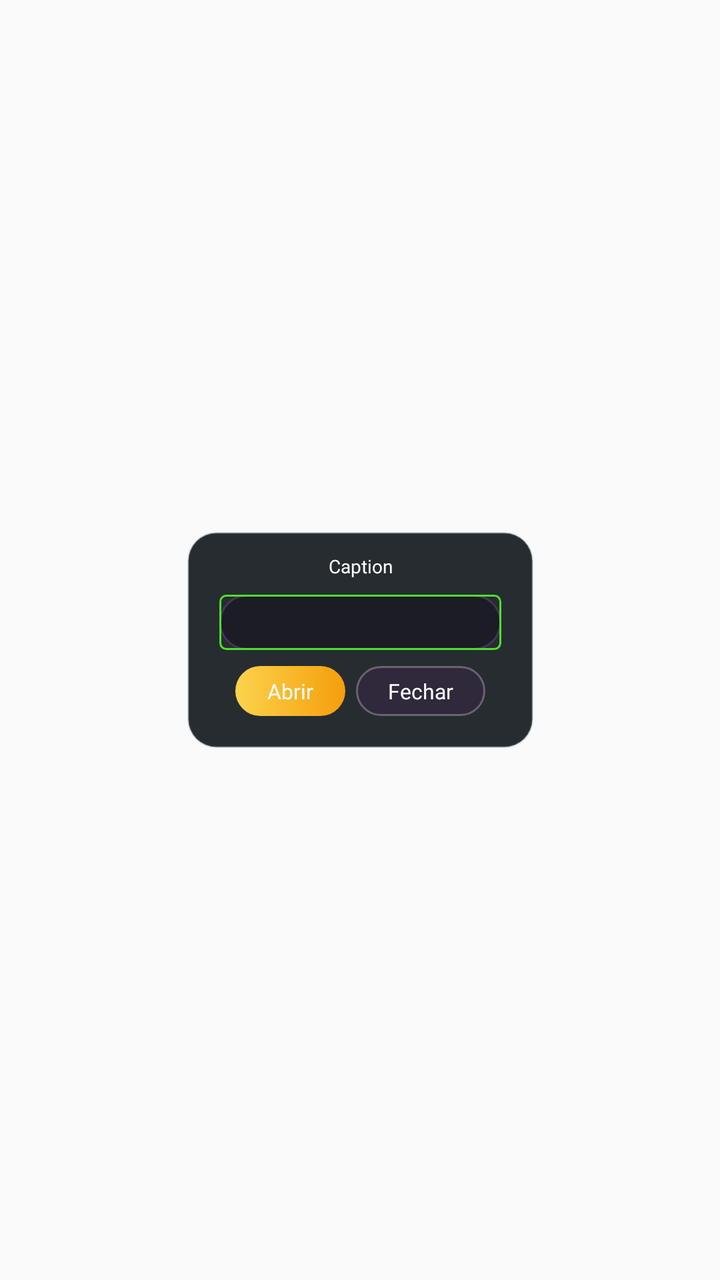
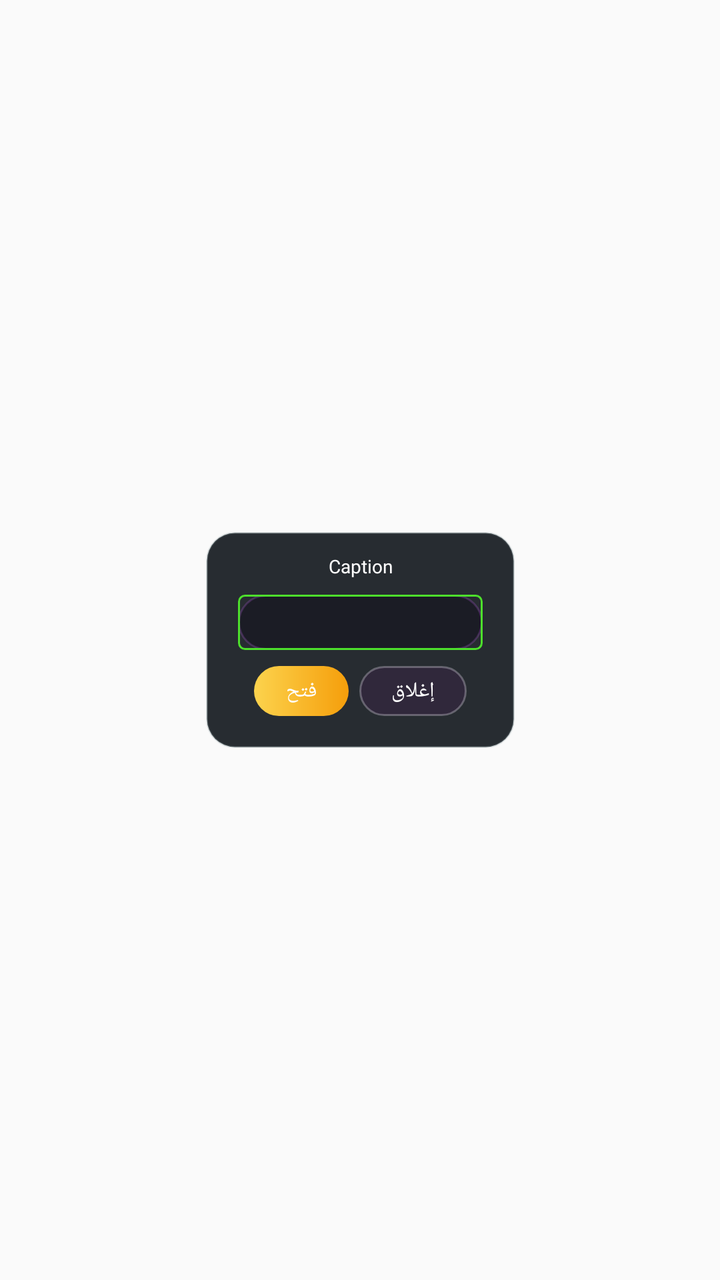

Two renders of the same Android screen: before a commit and after it. Below are the layout's source before the change and the commit's diff.
<!-- AndroidManifest.xml: application theme Theme.AppCompat.Light.NoActionBar.FullScreen -->
<!-- res/layout/dialog.xml -->
<?xml version="1.0" encoding="utf-8"?>
<androidx.constraintlayout.widget.ConstraintLayout xmlns:android="http://schemas.android.com/apk/res/android"
	xmlns:app="http://schemas.android.com/apk/res-auto"
	android:layout_width="match_parent"
	android:layout_height="match_parent"
	android:visibility="visible">

	<androidx.constraintlayout.widget.ConstraintLayout
		android:id="@+id/dialog"
		android:layout_width="wrap_content"
		android:layout_height="wrap_content"
		android:layout_gravity="center"
		android:background="@drawable/ic_dialog_bg"
		android:visibility="visible"
		app:layout_constraintBottom_toBottomOf="parent"
		app:layout_constraintEnd_toEndOf="parent"
		app:layout_constraintStart_toStartOf="parent"
		app:layout_constraintTop_toTopOf="parent">

		<androidx.constraintlayout.widget.ConstraintLayout
			android:id="@+id/dialog_body"
			android:layout_width="wrap_content"
			android:layout_height="wrap_content"
			android:layout_marginStart="48.0px"
			android:layout_marginTop="32.0px"
			android:layout_marginEnd="48.0px"
			android:layout_marginBottom="48.0px"
			android:visibility="visible"
			app:layout_constraintBottom_toBottomOf="parent"
			app:layout_constraintEnd_toEndOf="parent"
			app:layout_constraintHeight_max="800.0px"
			app:layout_constraintStart_toStartOf="parent"
			app:layout_constraintTop_toTopOf="parent">

			<TextView
				android:id="@+id/dialog_caption"
				android:layout_width="wrap_content"
				android:layout_height="wrap_content"
				android:fontFamily="@font/montserrat_black"
				android:lines="1"
				android:maxLines="1"
				android:singleLine="true"
				android:text="Caption"
				android:textColor="#ffffffff"
				android:textSize="28.0px"
				app:layout_constraintEnd_toEndOf="parent"
				app:layout_constraintStart_toStartOf="parent"
				app:layout_constraintTop_toTopOf="parent" />

			<ScrollView
				android:id="@+id/dialog_text_layout"
				android:layout_width="wrap_content"
				android:layout_height="wrap_content"
				android:layout_marginTop="24.0px"
				android:layout_marginBottom="24.0px"
				android:scrollbars="none"
				android:visibility="gone"
				app:layout_constraintBottom_toTopOf="@+id/dialog_buttons"
				app:layout_constraintHeight_max="632.0px"
				app:layout_constraintStart_toStartOf="parent"
				app:layout_constraintTop_toBottomOf="@+id/dialog_caption"
				app:layout_constraintVertical_bias="0.0">

				<LinearLayout
					android:layout_width="fill_parent"
					android:layout_height="wrap_content"
					android:orientation="vertical">

					<TextView
						android:id="@+id/dialog_text"
						android:layout_width="wrap_content"
						android:layout_height="wrap_content"
						android:fontFamily="@font/muller_medium"
						android:text="Text\nText\nText\nText\nText\nText\nText\nText\nText\nText\nText\nText\nText\nText\nText\nText\nText\nText\nText\nText\nText\nText\nText\nText\nText\nText\nText\nText\nText\nText\nText\nText\nText\nText\nText"
						android:textColor="#ffffffff"
						android:textSize="28.0px"
						app:layout_constraintStart_toStartOf="parent"
						app:layout_constraintTop_toTopOf="parent" />

				</LinearLayout>

			</ScrollView>

			<androidx.constraintlayout.widget.ConstraintLayout
				android:id="@+id/dialog_input_layout"
				android:layout_width="0.0dip"
				android:layout_height="wrap_content"
				android:layout_marginTop="24.0px"
				android:layout_marginBottom="24.0px"
				android:background="@drawable/ic_dialog_input_bg"
				android:visibility="visible"
				app:layout_constraintBottom_toTopOf="@+id/dialog_buttons"
				app:layout_constraintEnd_toEndOf="parent"
				app:layout_constraintHorizontal_bias="0.0"
				app:layout_constraintStart_toStartOf="parent"
				app:layout_constraintTop_toBottomOf="@+id/dialog_text_layout">

				<EditText
					android:id="@+id/dialog_input"
					android:layout_width="0.0dip"
					android:layout_height="wrap_content"
					android:background="@drawable/caixa_personalizadatrans"
					android:fontFamily="@font/montserrat_bold"
					android:imeOptions="flagNoExtractUi"
					android:inputType="textShortMessage"
					android:lines="1"
					android:maxLines="1"
					android:paddingStart="24.0px"
					android:paddingTop="20.0px"
					android:paddingEnd="24.0px"
					android:paddingBottom="20.0px"
					android:singleLine="true"
					android:textColor="#ffffffff"
					android:textColorHint="#7affffff"
					android:textSize="32.0px"
					app:layout_constraintBottom_toBottomOf="parent"
					app:layout_constraintEnd_toEndOf="parent"
					app:layout_constraintStart_toStartOf="parent"
					app:layout_constraintTop_toTopOf="parent" />

			</androidx.constraintlayout.widget.ConstraintLayout>

			<androidx.constraintlayout.widget.ConstraintLayout
				android:id="@+id/dialog_list_layout"
				android:layout_width="wrap_content"
				android:layout_height="wrap_content"
				android:layout_marginTop="24.0px"
				android:layout_marginBottom="24.0px"
				android:visibility="gone"
				app:layout_constraintBottom_toTopOf="@+id/dialog_buttons"
				app:layout_constraintEnd_toEndOf="parent"
				app:layout_constraintHeight_max="632.0px"
				app:layout_constraintHeight_min="632.0px"
				app:layout_constraintStart_toStartOf="parent"
				app:layout_constraintTop_toBottomOf="@+id/dialog_caption">

				<androidx.constraintlayout.widget.ConstraintLayout
					android:id="@+id/dialog_tablist_row"
					android:layout_width="wrap_content"
					android:layout_height="wrap_content"
					android:paddingStart="32.0px"
					android:paddingEnd="64.0px"
					android:paddingBottom="12.0px"
					android:visibility="visible"
					app:layout_constraintStart_toStartOf="parent"
					app:layout_constraintTop_toTopOf="parent">

					<TextView
						android:id="@+id/dialog_field1"
						android:layout_width="wrap_content"
						android:layout_height="wrap_content"
						android:fontFamily="@font/roboto_medium"
						android:lines="1"
						android:maxLines="1"
						android:paddingEnd="20.0px"
						android:singleLine="true"
						android:text="Field1"
						android:textColor="@color/white"
						android:textSize="32.0px"
						app:layout_constraintStart_toStartOf="parent"
						app:layout_constraintTop_toTopOf="parent" />

					<TextView
						android:id="@+id/dialog_field2"
						android:layout_width="wrap_content"
						android:layout_height="wrap_content"
						android:fontFamily="@font/roboto_medium"
						android:lines="1"
						android:maxLines="1"
						android:paddingEnd="20.0px"
						android:singleLine="true"
						android:text="Field2"
						android:textColor="@color/white"
						android:textSize="32.0px"
						app:layout_constraintStart_toEndOf="@+id/dialog_field1"
						app:layout_constraintTop_toTopOf="parent" />

					<TextView
						android:id="@+id/dialog_field3"
						android:layout_width="wrap_content"
						android:layout_height="wrap_content"
						android:fontFamily="@font/roboto_medium"
						android:lines="1"
						android:maxLines="1"
						android:paddingEnd="20.0px"
						android:singleLine="true"
						android:text="Field2"
						android:textColor="@color/white"
						android:textSize="32.0px"
						app:layout_constraintStart_toEndOf="@+id/dialog_field2"
						app:layout_constraintTop_toTopOf="parent" />

					<TextView
						android:id="@+id/dialog_field4"
						android:layout_width="wrap_content"
						android:layout_height="wrap_content"
						android:fontFamily="@font/roboto_medium"
						android:lines="1"
						android:maxLines="1"
						android:paddingEnd="20.0px"
						android:singleLine="true"
						android:text="Field4"
						android:textColor="@color/white"
						android:textSize="32.0px"
						app:layout_constraintStart_toEndOf="@+id/dialog_field3"
						app:layout_constraintTop_toTopOf="parent" />

				</androidx.constraintlayout.widget.ConstraintLayout>

				<androidx.constraintlayout.widget.ConstraintLayout
					android:id="@+id/dialog_list"
					android:layout_width="wrap_content"
					android:layout_height="0.0dip"
					android:background="@drawable/ic_dialog_list_bg"
					app:layout_constraintBottom_toBottomOf="parent"
					app:layout_constraintEnd_toEndOf="parent"
					app:layout_constraintStart_toStartOf="parent"
					app:layout_constraintTop_toBottomOf="@+id/dialog_tablist_row">

					<com.xyron.game.launcher.util.CustomRecyclerView
						android:id="@+id/dialog_list_recycler"
						android:layout_width="0dp"
						android:layout_height="0dp"
						android:layout_marginStart="16.0px"
						android:layout_marginTop="16.0px"
						android:layout_marginEnd="16.0px"
						android:layout_marginBottom="16.0px"
						android:fadeScrollbars="false"
						android:scrollbarAlwaysDrawVerticalTrack="true"
						android:scrollbarSize="32.0px"
						android:scrollbarThumbVertical="@drawable/ic_dialog_scrollbar_thumb"
						android:scrollbarTrackVertical="@drawable/ic_dialog_scrollbar_track"
						android:scrollbars="vertical"
						android:verticalScrollbarPosition="right"
						android:visibility="visible"
						app:layout_constraintBottom_toBottomOf="parent"
						app:layout_constraintEnd_toEndOf="parent"
						app:layout_constraintStart_toStartOf="parent"
						app:layout_constraintTop_toTopOf="parent" />

				</androidx.constraintlayout.widget.ConstraintLayout>

			</androidx.constraintlayout.widget.ConstraintLayout>

			<androidx.constraintlayout.widget.ConstraintLayout
				android:id="@+id/dialog_buttons"
				android:layout_width="wrap_content"
				android:layout_height="wrap_content"
				android:layout_marginStart="24.0px"
				android:layout_marginTop="24.0px"
				android:layout_marginEnd="24.0px"
				android:visibility="visible"
				app:layout_constraintBottom_toBottomOf="parent"
				app:layout_constraintEnd_toEndOf="parent"
				app:layout_constraintStart_toStartOf="parent"
				app:layout_constraintTop_toBottomOf="@+id/dialog_caption"
				app:layout_constraintVertical_bias="1.0">

				<androidx.constraintlayout.widget.ConstraintLayout
					android:id="@+id/button_positive"
					android:layout_width="wrap_content"
					android:layout_height="wrap_content"
					android:background="@drawable/ic_dialog_button_positive"
					app:layout_constraintBottom_toBottomOf="parent"
					app:layout_constraintStart_toStartOf="parent"
					app:layout_constraintTop_toTopOf="parent">

					<TextView
						android:id="@+id/button_positive_text"
						android:layout_width="wrap_content"
						android:layout_height="wrap_content"
						android:layout_marginStart="48.0px"
						android:layout_marginTop="16.0px"
						android:layout_marginEnd="48.0px"
						android:layout_marginBottom="16.0px"
						android:fontFamily="@font/montserrat_bold"
						android:lines="1"
						android:maxLines="1"
						android:singleLine="true"
						android:text="Abrir"
						android:textColor="#ffffffff"
						android:textSize="32.0px"
						app:layout_constraintBottom_toBottomOf="parent"
						app:layout_constraintEnd_toEndOf="parent"
						app:layout_constraintStart_toStartOf="parent"
						app:layout_constraintTop_toTopOf="parent" />

				</androidx.constraintlayout.widget.ConstraintLayout>

				<androidx.constraintlayout.widget.ConstraintLayout
					android:id="@+id/button_negative"
					android:layout_width="wrap_content"
					android:layout_height="wrap_content"
					android:layout_marginStart="16.0px"
					android:background="@drawable/ic_dialog_button_negative"
					android:visibility="visible"
					app:layout_constraintBottom_toBottomOf="parent"
					app:layout_constraintEnd_toEndOf="parent"
					app:layout_constraintStart_toEndOf="@+id/button_positive"
					app:layout_constraintTop_toTopOf="parent">

					<TextView
						android:id="@+id/button_negative_text"
						android:layout_width="wrap_content"
						android:layout_height="wrap_content"
						android:layout_marginStart="48.0px"
						android:layout_marginTop="16.0px"
						android:layout_marginEnd="48.0px"
						android:layout_marginBottom="16.0px"
						android:fontFamily="@font/montserrat_bold"
						android:lines="1"
						android:maxLines="1"
						android:singleLine="true"
						android:text="Fechar"
						android:textColor="#ffffffff"
						android:textSize="32.0px"
						app:layout_constraintBottom_toBottomOf="parent"
						app:layout_constraintEnd_toEndOf="parent"
						app:layout_constraintStart_toStartOf="parent"
						app:layout_constraintTop_toTopOf="parent" />

				</androidx.constraintlayout.widget.ConstraintLayout>

			</androidx.constraintlayout.widget.ConstraintLayout>

		</androidx.constraintlayout.widget.ConstraintLayout>
	</androidx.constraintlayout.widget.ConstraintLayout>
</androidx.constraintlayout.widget.ConstraintLayout>
<!-- resources referenced by this layout -->
<resources>
  <color name="white">#FFFFFFFF</color>
  <!-- drawable caixa_personalizadatrans (drawable) -->
  <shape xmlns:android="http://schemas.android.com/apk/res/android"
      android:shape="rectangle">
  
      <solid android:color="@android:color/transparent" /> 
  
      <stroke
          android:width="1dp"
          android:color="#4DDF2C" /> 
  
      <corners android:radius="3dp" /> 
  </shape>
  <!-- drawable ic_dialog_bg (drawable) -->
  <?xml version="1.0" encoding="utf-8"?>
  <shape xmlns:android="http://schemas.android.com/apk/res/android">
      <solid android:color="#E00B1016" />
      <corners android:radius="14dp" />
      <stroke
          android:width="1dp"
          android:color="@color/launcher_border_soft" />
  </shape>
  <!-- drawable ic_dialog_button_negative (drawable) -->
  <?xml version="1.0" encoding="utf-8"?>
  <shape xmlns:android="http://schemas.android.com/apk/res/android">
      <solid android:color="#30283B" />
      <corners android:radius="16dp" />
      <stroke
          android:width="1dp"
          android:color="#4AF6EFFF" />
  </shape>
  <!-- drawable ic_dialog_button_positive (drawable) -->
  <?xml version="1.0" encoding="utf-8"?>
  <shape xmlns:android="http://schemas.android.com/apk/res/android">
      <gradient
          android:angle="0"
          android:endColor="#F59E0B"
          android:startColor="#FCD34D" />
      <corners android:radius="16dp" />
  </shape>
  <!-- drawable ic_dialog_input_bg (drawable) -->
  <?xml version="1.0" encoding="utf-8"?>
  <shape xmlns:android="http://schemas.android.com/apk/res/android">
      <solid android:color="#85100F1B" />
      <corners android:radius="16dp" />
      <stroke
          android:width="1dp"
          android:color="#36D06BFF" />
  </shape>
  <!-- drawable ic_dialog_list_bg (drawable) -->
  <?xml version="1.0" encoding="utf-8"?>
  <shape xmlns:android="http://schemas.android.com/apk/res/android">
      <solid android:color="#8E0C0A16" />
      <corners android:radius="18dp" />
      <stroke
          android:width="1dp"
          android:color="#33FFFFFF" />
  </shape>
  <!-- drawable ic_dialog_scrollbar_thumb (drawable) -->
  <?xml version="1.0" encoding="utf-8"?>
  <shape
      xmlns:android="http://schemas.android.com/apk/res/android"
      xmlns:app="http://schemas.android.com/apk/res-auto"
      xmlns:aapt="http://schemas.android.com/aapt">
  
      <gradient
          android:startColor="#FF8A00"
          android:endColor="#FBBF23"
          android:angle="90"
          android:type="linear"/>
  
      <corners
          android:radius="@dimen/_100sdp"/>
  
  </shape>
  <!-- drawable ic_dialog_scrollbar_track (drawable) -->
  <?xml version="1.0" encoding="utf-8"?>
  <shape xmlns:android="http://schemas.android.com/apk/res/android" xmlns:app="http://schemas.android.com/apk/res-auto" xmlns:aapt="http://schemas.android.com/aapt">
      <solid android:color="#4d616161"/>
      <corners android:radius="@dimen/_100sdp"/>
  </shape>
  <style name="Theme.AppCompat.Light.NoActionBar.FullScreen" parent="@style/Theme.AppCompat.Light.NoActionBar">
          <item name="android:windowNoTitle">true</item>
          <item name="android:windowActionBar">false</item>
          <item name="android:windowFullscreen">true</item>
          <item name="android:windowContentOverlay">@null</item>
          <item name="android:windowLayoutInDisplayCutoutMode">shortEdges</item>
      </style>
  <color name="launcher_border_soft">#42798A91</color>
</resources>

<!-- the commit's change to res/layout/dialog.xml (unified diff, before → after) -->
@@ -277,7 +277,7 @@
 						android:lines="1"
 						android:maxLines="1"
 						android:singleLine="true"
-						android:text="Abrir"
+						android:text="فتح"
 						android:textColor="#ffffffff"
 						android:textSize="32.0px"
 						app:layout_constraintBottom_toBottomOf="parent"
@@ -311,7 +311,7 @@
 						android:lines="1"
 						android:maxLines="1"
 						android:singleLine="true"
-						android:text="Fechar"
+						android:text="إغلاق"
 						android:textColor="#ffffffff"
 						android:textSize="32.0px"
 						app:layout_constraintBottom_toBottomOf="parent"
